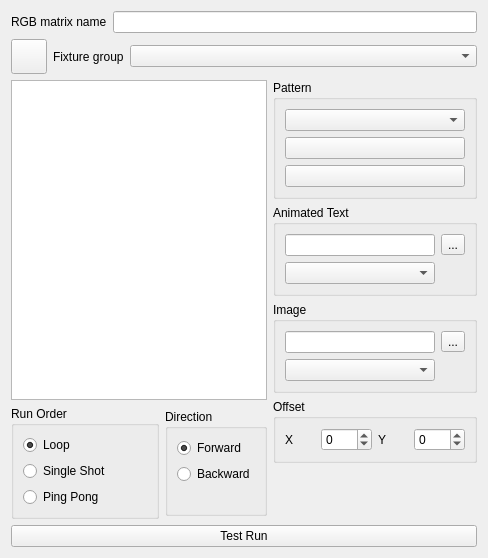
First picture: the form in ui/src/rgbmatrixeditor.ui, repository mcallegari/qlcplus, before the edit.
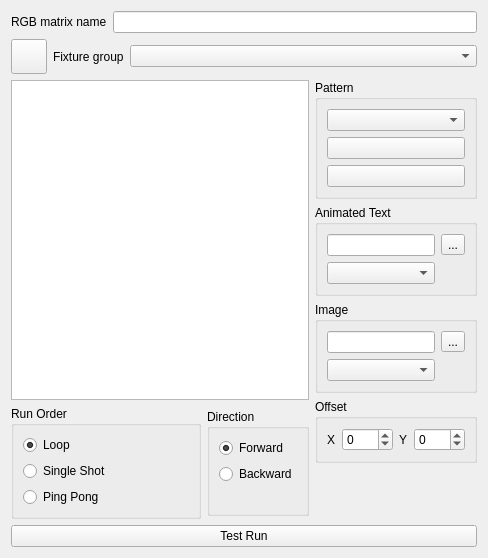
Second picture: the form after the edit. Icons and pictures are not drawn.

Commit message:
Fixed RGB Matrix editor "image" model UI consistency
Fixed Function Wizard buttons with icons

Diff of the .ui file:
```diff
--- a/ui/src/rgbmatrixeditor.ui
+++ b/ui/src/rgbmatrixeditor.ui
@@ -123,7 +123,14 @@
        </property>
        <layout class="QGridLayout" name="gridLayout_2">
         <item row="0" column="0">
-         <widget class="QLineEdit" name="m_imageEdit"/>
+         <widget class="QLineEdit" name="m_imageEdit">
+          <property name="sizePolicy">
+           <sizepolicy hsizetype="Minimum" vsizetype="Fixed">
+            <horstretch>0</horstretch>
+            <verstretch>0</verstretch>
+           </sizepolicy>
+          </property>
+         </widget>
         </item>
         <item row="0" column="1">
          <widget class="QToolButton" name="m_imageButton">
```
The commit also changes 1 other file.
